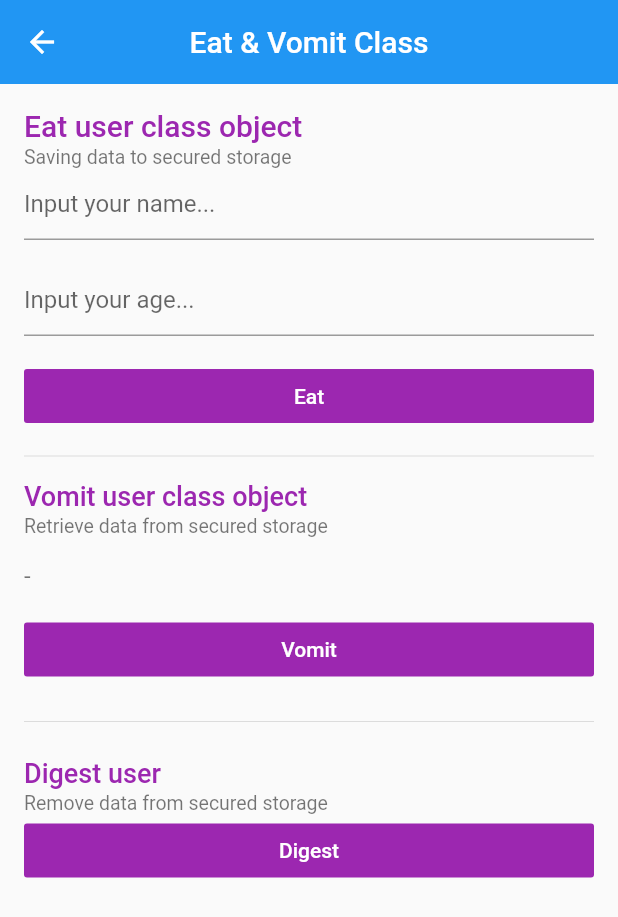
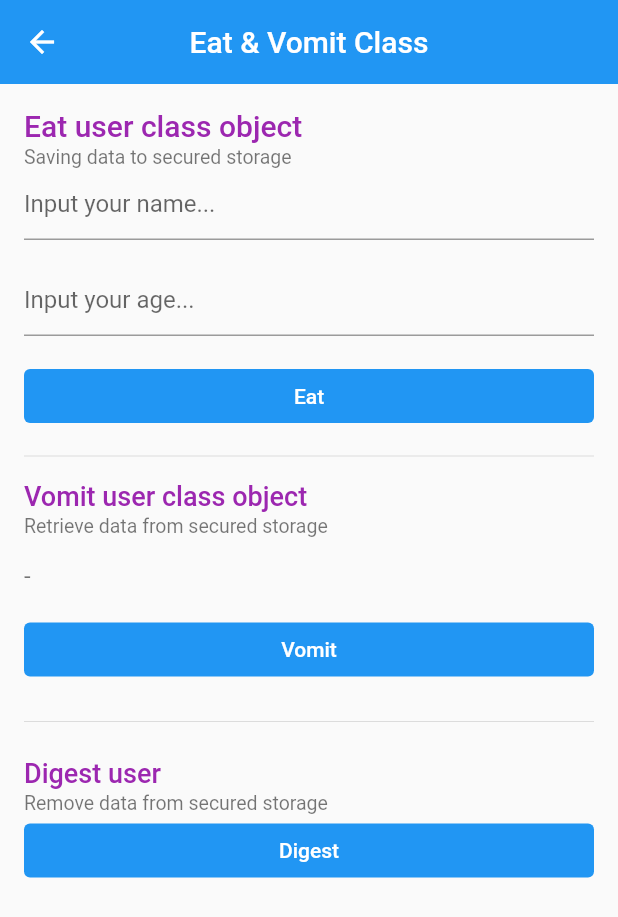
Before and after one commit to agungnursatria/glutton, a Flutter app: the screen it shows after launch, after a tap on "Example eat & vomit class", on a phone screen of 412 x 824 dp. Shown: the top 917 px of the screen. Run offline on Flutter 3.47's test engine with Material 2 defaults, Android fonts, the phone set to English and light mode, and no system bars; our stand-ins replace shared_preferences; missing offline and left inert: encrypt.

```diff
--- a/example/lib/eat_class/eat_class_page.dart
+++ b/example/lib/eat_class/eat_class_page.dart
@@ -9,8 +9,8 @@ class EatClassPage extends StatefulWidget {
 }
 
 class _EatClassPageState extends State<EatClassPage> {
-  TextEditingController _controllerName;
-  TextEditingController _controllerAge;
+  late TextEditingController _controllerName;
+  late TextEditingController _controllerAge;
 
   String vomittedUserText = '-';
 
@@ -44,12 +44,12 @@ class _EatClassPageState extends State<EatClassPage> {
     }
 
     final snackBar = SnackBar(content: Text(snackbarContent));
-    Scaffold.of(context).showSnackBar(snackBar);
+    ScaffoldMessenger.of(context).showSnackBar(snackBar);
   }
 
   Future vomitUser(BuildContext context) async {
     /// 1. Retrieve user map inside glutton
-    Map<String, dynamic> userMap = await Glutton.vomit(userKey);
+    Map<String, dynamic>? userMap = await Glutton.vomit(userKey);
     if (userMap != null) {
       /// 2. Transform user map to user object
       User user = User.fromJson(userMap);
@@ -60,7 +60,7 @@ class _EatClassPageState extends State<EatClassPage> {
     } else {
       final snackBar =
           SnackBar(content: Text('Awww! data not found from key: $userKey'));
-      Scaffold.of(context).showSnackBar(snackBar);
+      ScaffoldMessenger.of(context).showSnackBar(snackBar);
       setState(() {
         vomittedUserText = 'Data not found';
       });
@@ -73,7 +73,7 @@ class _EatClassPageState extends State<EatClassPage> {
         ? 'Success digesting $userKey value'
         : '$userKey value is not found';
     final snackBar = SnackBar(content: Text(snackbarContent));
-    Scaffold.of(context).showSnackBar(snackBar);
+    ScaffoldMessenger.of(context).showSnackBar(snackBar);
   }
 
   void hideKeyboard(BuildContext context) {
@@ -136,7 +136,7 @@ class _EatClassPageState extends State<EatClassPage> {
                 TextFormField(
                   controller: _controllerAge,
                   keyboardType: TextInputType.number,
-                  inputFormatters: [WhitelistingTextInputFormatter.digitsOnly],
+                  inputFormatters: [FilteringTextInputFormatter.digitsOnly],
                   decoration: InputDecoration(
                     hintText: 'Input your age...',
                   ),
@@ -144,12 +144,15 @@ class _EatClassPageState extends State<EatClassPage> {
                 SizedBox(height: 16.0),
                 Container(
                   width: double.infinity,
-                  child: RaisedButton(
-                    elevation: 0.0,
-                    child: Text('Eat'),
-                    onPressed: () async {
+                  child: TextButton(
+                    style: TextButton.styleFrom(backgroundColor: Colors.blue),
+                    child: Text(
+                      'Eat',
+                      style: TextStyle(color: Colors.white),
+                    ),
+                    onPressed: () {
                       hideKeyboard(context);
-                      await eatUser(scaffoldContext);
+                      eatUser(scaffoldContext);
                     },
                   ),
                 ),
@@ -183,12 +186,15 @@ class _EatClassPageState extends State<EatClassPage> {
                 SizedBox(height: 16.0),
                 Container(
                   width: double.infinity,
-                  child: RaisedButton(
-                    elevation: 0.0,
-                    child: Text('Vomit'),
-                    onPressed: () async {
+                  child: TextButton(
+                    style: TextButton.styleFrom(backgroundColor: Colors.blue),
+                    child: Text(
+                      'Vomit',
+                      style: TextStyle(color: Colors.white),
+                    ),
+                    onPressed: () {
                       hideKeyboard(context);
-                      await vomitUser(scaffoldContext);
+                      vomitUser(scaffoldContext);
                     },
                   ),
                 ),
@@ -213,12 +219,15 @@ class _EatClassPageState extends State<EatClassPage> {
                 ),
                 Container(
                   width: double.infinity,
-                  child: RaisedButton(
-                    elevation: 0.0,
-                    child: Text('Digest'),
-                    onPressed: () async {
+                  child: TextButton(
+                    style: TextButton.styleFrom(backgroundColor: Colors.blue),
+                    child: Text(
+                      'Digest',
+                      style: TextStyle(color: Colors.white),
+                    ),
+                    onPressed: () {
                       hideKeyboard(context);
-                      await digestUser(scaffoldContext);
+                      digestUser(scaffoldContext);
                     },
                   ),
                 ),
--- a/example/lib/eat_class/user.dart
+++ b/example/lib/eat_class/user.dart
@@ -4,9 +4,9 @@ part 'user.g.dart';
 
 @JsonSerializable()
 class User {
-  String name;
-  int age;
-  DateTime createdAt;
+  String? name;
+  int? age;
+  DateTime? createdAt;
 
   User({
     this.name,
--- a/example/lib/eat_enum/enum_season.dart
+++ b/example/lib/eat_enum/enum_season.dart
@@ -1,20 +1,16 @@
 enum Season { Spring, Summer, Fall, Winter }
 
 class SeasonManager {
-  static Season fromIndex(int index) {
+  static Season? fromIndex(int? index) {
     switch (index) {
       case 0:
         return Season.Spring;
-        break;
       case 1:
         return Season.Summer;
-        break;
       case 2:
         return Season.Fall;
-        break;
       case 3:
         return Season.Winter;
-        break;
       default:
         return null;
     }
--- a/example/lib/main.dart
+++ b/example/lib/main.dart
@@ -57,9 +57,12 @@ class _MainPageState extends State<MainPage> {
             child: Column(
               crossAxisAlignment: CrossAxisAlignment.stretch,
               children: <Widget>[
-                RaisedButton(
-                  elevation: 0.0,
-                  child: Text('Example eat & vomit class'),
+                TextButton(
+                  style: TextButton.styleFrom(backgroundColor: Colors.blue),
+                  child: Text(
+                    'Example eat & vomit class',
+                    style: TextStyle(color: Colors.white),
+                  ),
                   onPressed: () => Navigator.push(
                     context,
                     MaterialPageRoute(
@@ -67,9 +70,12 @@ class _MainPageState extends State<MainPage> {
                     ),
                   ),
                 ),
-                RaisedButton(
-                  elevation: 0.0,
-                  child: Text('Example eat & vomit enum'),
+                TextButton(
+                  style: TextButton.styleFrom(backgroundColor: Colors.blue),
+                  child: Text(
+                    'Example eat & vomit enum',
+                    style: TextStyle(color: Colors.white),
+                  ),
                   onPressed: () => Navigator.push(
                     context,
                     MaterialPageRoute(
@@ -77,9 +83,12 @@ class _MainPageState extends State<MainPage> {
                     ),
                   ),
                 ),
-                RaisedButton(
-                  elevation: 0.0,
-                  child: Text('Example eat & vomit date'),
+                TextButton(
+                  style: TextButton.styleFrom(backgroundColor: Colors.blue),
+                  child: Text(
+                    'Example eat & vomit date',
+                    style: TextStyle(color: Colors.white),
+                  ),
                   onPressed: () => Navigator.push(
                     context,
                     MaterialPageRoute(
@@ -87,9 +96,12 @@ class _MainPageState extends State<MainPage> {
                     ),
                   ),
                 ),
-                RaisedButton(
-                  elevation: 0.0,
-                  child: Text('Example eat & vomit uri'),
+                TextButton(
+                  style: TextButton.styleFrom(backgroundColor: Colors.blue),
+                  child: Text(
+                    'Example eat & vomit uri',
+                    style: TextStyle(color: Colors.white),
+                  ),
                   onPressed: () => Navigator.push(
                     context,
                     MaterialPageRoute(
--- a/lib/src/glutton_digestion.dart
+++ b/lib/src/glutton_digestion.dart
@@ -5,9 +5,9 @@ import 'package:glutton/src/utils/glutton_stomach.dart';
 import 'package:glutton/src/utils/glutton_utils.dart';
 
 class GluttonDigestion {
-  GluttonConverter _converter;
-  GluttonUtils _utils;
-  GluttonStomach _stomach;
+  late GluttonConverter _converter;
+  late GluttonUtils _utils;
+  late GluttonStomach _stomach;
 
   GluttonDigestion() {
     _utils = GluttonUtils();
@@ -46,13 +46,13 @@ class GluttonDigestion {
       throw GluttonFormatException(message: GluttonConstant.wrongInputError);
 
     /// Retrieve encrypted value inside glutton stomach
-    String convertedValue = await _stomach.vomit(key);
+    String? convertedValue = await _stomach.vomit(key);
 
     /// Check if retrieved encrypted value exist
     /// Return defaultValue if encrypted value not exist
     if (_utils.isNullOrEmpty(convertedValue)) return defaultValue;
 
     /// Return unencrypted (real) value
-    return _converter.revert(convertedValue);
+    return _converter.revert(convertedValue!);
   }
 }
--- a/lib/src/utils/glutton_encrypter.dart
+++ b/lib/src/utils/glutton_encrypter.dart
@@ -8,8 +8,8 @@ class GluttonEncrypter {
   IV _iv;
 
   GluttonEncrypter({
-    Encrypter encrypter,
-    IV iv,
+    Encrypter? encrypter,
+    IV? iv,
   })  : _iv = iv ?? IV.fromLength(16),
         _encrypter = encrypter ?? Encrypter(AES(Key.fromUtf8(_aesKey)));
 
```
Also changed, not shown: example/lib/eat_date/eat_date_page.dart (+22 -17 lines), example/lib/eat_enum/eat_enum_page.dart (+16 -10 lines), example/lib/eat_uri/eat_uri_page.dart (+19 -22 lines), example/pubspec.yaml (+12 -6 lines), lib/src/exception/glutton_format_exception.dart (+4 -4 lines), lib/src/exception/glutton_io_exception.dart (+4 -4 lines), lib/src/utils/glutton_converter.dart (+7 -23 lines), lib/src/utils/glutton_stomach.dart (+8 -8 lines), pubspec.yaml (+4 -4 lines), example/lib/eat_class/user.g.dart, example/pubspec.lock, pubspec.lock.
